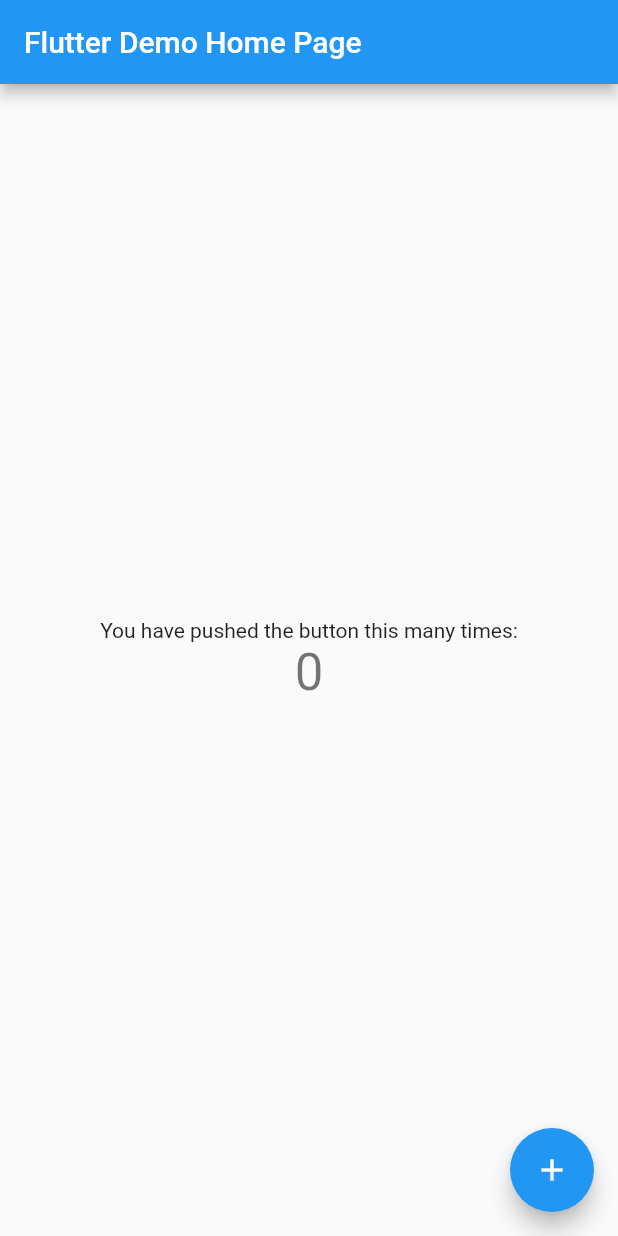
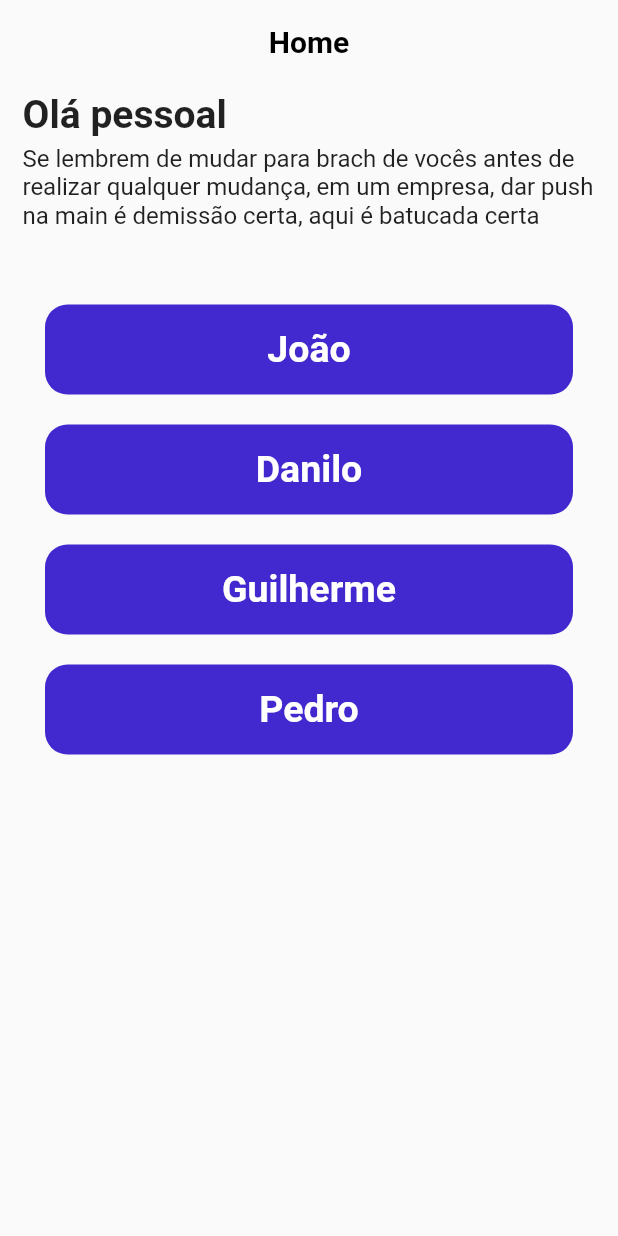
Before and after one commit to PedroLVA/GeolocatorFlutter, a Flutter app: the screen it shows after launch, on a phone screen of 412 x 824 dp. Run offline on Flutter 3.47's test engine with Material 2 defaults, Android fonts, the phone set to English and light mode, and no system bars.

Commit message:
feat: home_page done

```diff
--- a/lib/main.dart
+++ b/lib/main.dart
@@ -1,3 +1,4 @@
+import 'package:anatel_practice/src/features/home/presentation/page/home_page.dart';
 import 'package:flutter/material.dart';
 
 void main() {
@@ -7,109 +8,14 @@
 class MyApp extends StatelessWidget {
   const MyApp({super.key});
 
-  // This widget is the root of your application.
   @override
   Widget build(BuildContext context) {
     return MaterialApp(
       title: 'Flutter Demo',
       theme: ThemeData(
-        // This is the theme of your application.
-        //
-        // Try running your application with "flutter run". You'll see the
-        // application has a blue toolbar. Then, without quitting the app, try
-        // changing the primarySwatch below to Colors.green and then invoke
-        // "hot reload" (press "r" in the console where you ran "flutter run",
-        // or simply save your changes to "hot reload" in a Flutter IDE).
-        // Notice that the counter didn't reset back to zero; the application
-        // is not restarted.
         primarySwatch: Colors.blue,
       ),
-      home: const MyHomePage(title: 'Flutter Demo Home Page'),
+      home: const HomePage(),
     );
   }
 }
-
-class MyHomePage extends StatefulWidget {
-  const MyHomePage({super.key, required this.title});
-
-  // This widget is the home page of your application. It is stateful, meaning
-  // that it has a State object (defined below) that contains fields that affect
-  // how it looks.
-
-  // This class is the configuration for the state. It holds the values (in this
-  // case the title) provided by the parent (in this case the App widget) and
-  // used by the build method of the State. Fields in a Widget subclass are
-  // always marked "final".
-
-  final String title;
-
-  @override
-  State<MyHomePage> createState() => _MyHomePageState();
-}
-
-class _MyHomePageState extends State<MyHomePage> {
-  int _counter = 0;
-
-  void _incrementCounter() {
-    setState(() {
-      // This call to setState tells the Flutter framework that something has
-      // changed in this State, which causes it to rerun the build method below
-      // so that the display can reflect the updated values. If we changed
-      // _counter without calling setState(), then the build method would not be
-      // called again, and so nothing would appear to happen.
-      _counter++;
-    });
-  }
-
-  @override
-  Widget build(BuildContext context) {
-    // This method is rerun every time setState is called, for instance as done
-    // by the _incrementCounter method above.
-    //
-    // The Flutter framework has been optimized to make rerunning build methods
-    // fast, so that you can just rebuild anything that needs updating rather
-    // than having to individually change instances of widgets.
-    return Scaffold(
-      appBar: AppBar(
-        // Here we take the value from the MyHomePage object that was created by
-        // the App.build method, and use it to set our appbar title.
-        title: Text(widget.title),
-      ),
-      body: Center(
-        // Center is a layout widget. It takes a single child and positions it
-        // in the middle of the parent.
-        child: Column(
-          // Column is also a layout widget. It takes a list of children and
-          // arranges them vertically. By default, it sizes itself to fit its
-          // children horizontally, and tries to be as tall as its parent.
-          //
-          // Invoke "debug painting" (press "p" in the console, choose the
-          // "Toggle Debug Paint" action from the Flutter Inspector in Android
-          // Studio, or the "Toggle Debug Paint" command in Visual Studio Code)
-          // to see the wireframe for each widget.
-          //
-          // Column has various properties to control how it sizes itself and
-          // how it positions its children. Here we use mainAxisAlignment to
-          // center the children vertically; the main axis here is the vertical
-          // axis because Columns are vertical (the cross axis would be
-          // horizontal).
-          mainAxisAlignment: MainAxisAlignment.center,
-          children: <Widget>[
-            const Text(
-              'You have pushed the button this many times:',
-            ),
-            Text(
-              '$_counter',
-              style: Theme.of(context).textTheme.headlineMedium,
-            ),
-          ],
-        ),
-      ),
-      floatingActionButton: FloatingActionButton(
-        onPressed: _incrementCounter,
-        tooltip: 'Increment',
-        child: const Icon(Icons.add),
-      ), // This trailing comma makes auto-formatting nicer for build methods.
-    );
-  }
-}
--- /dev/null
+++ b/lib/src/features/home/presentation/page/home_page.dart
@@ -0,0 +1,77 @@
+import 'package:anatel_practice/src/utils/widget/button_widget.dart';
+import 'package:flutter/material.dart';
+
+class HomePage extends StatefulWidget {
+  const HomePage({super.key});
+
+  @override
+  State<HomePage> createState() => _HomePageState();
+}
+
+class _HomePageState extends State<HomePage> {
+  @override
+  Widget build(BuildContext context) {
+    return Scaffold(
+      appBar: AppBar(
+        title: Text(
+          'Home',
+          style: TextStyle(color: Colors.black, fontWeight: FontWeight.bold),
+        ),
+        backgroundColor: Colors.transparent,
+        elevation: 0,
+        centerTitle: true,
+      ),
+      body: Padding(
+        padding: EdgeInsets.symmetric(horizontal: 15.0, vertical: 5.0),
+        child: ListView(
+          children: [
+            Column(
+              mainAxisAlignment: MainAxisAlignment.start,
+              crossAxisAlignment: CrossAxisAlignment.start,
+              children: const <Widget>[
+                Text(
+                  'Olá pessoal',
+                  style: TextStyle(fontWeight: FontWeight.bold, fontSize: 26.0),
+                ),
+                SizedBox(
+                  height: 5.0,
+                ),
+                Text(
+                  'Se lembrem de mudar para brach de vocês antes de realizar qualquer mudança, em um empresa, dar push na main é demissão certa, aqui é batucada certa',
+                  style: TextStyle(fontSize: 16.0),
+                ),
+              ],
+            ),
+            SizedBox(
+              height: 40.0,
+            ),
+            //Widget personalizado, para ver como ele funciona vá para lib/src/utils/widget
+            ButtonWidget(
+                function: () {
+                  //Escreva sua função de mudança de página aqui
+                },
+                text: 'João'),
+            //Widget personalizado, para ver como ele funciona vá para lib/src/utils/widget
+            ButtonWidget(
+                function: () {
+                  //Escreva sua função de mudança de página aqui
+                },
+                text: 'Danilo'),
+            //Widget personalizado, para ver como ele funciona vá para lib/src/utils/widget
+            ButtonWidget(
+                function: () {
+                  //Escreva sua função de mudança de página aqui
+                },
+                text: 'Guilherme'),
+            //Widget personalizado, para ver como ele funciona vá para lib/src/utils/widget
+            ButtonWidget(
+                function: () {
+                  //Escreva sua função de mudança de página aqui
+                },
+                text: 'Pedro'),
+          ],
+        ),
+      ),
+    );
+  }
+}
--- /dev/null
+++ b/lib/src/utils/widget/button_widget.dart
@@ -0,0 +1,34 @@
+import 'package:flutter/material.dart';
+
+class ButtonWidget extends StatelessWidget {
+  ButtonWidget({super.key, required this.function, required this.text});
+  final Function() function;
+  final String text;
+
+  @override
+  Widget build(BuildContext context) {
+    return Padding(
+      padding: EdgeInsets.symmetric(horizontal: 15.0, vertical: 10.0),
+      child: GestureDetector(
+        onTap:
+          function,
+        child: Container(
+            height: 60.0,
+            width: double.infinity,
+            decoration: BoxDecoration(
+                color: Color(0xFF4129CF),
+                borderRadius: BorderRadius.circular(15.0)),
+            child: Center(
+              child: Text(
+                text,
+                style: TextStyle(
+                  color: Colors.white,
+                  fontWeight: FontWeight.bold,
+                  fontSize: 25.0,
+                ),
+              ),
+            )),
+      ),
+    );
+  }
+}
```
